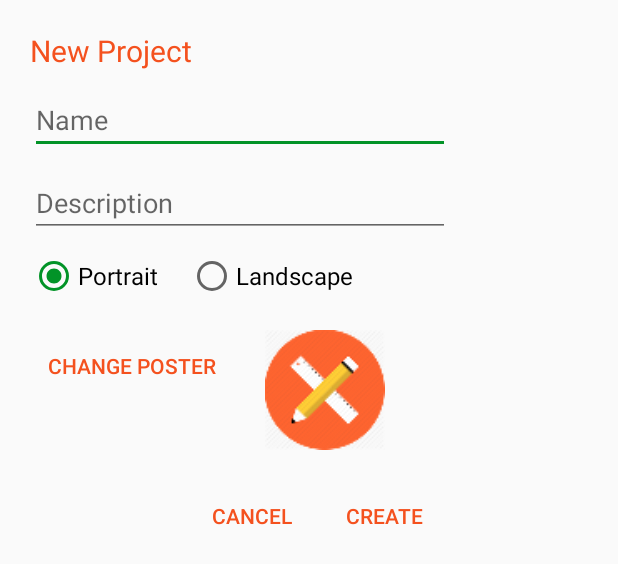
After one commit to tuanbaros/mobile_prototype, an Android app: the layout dialog_addedit_project.xml on its own in the app's theme, with its tools: preview values and no code run, on a phone screen of 412 x 824 dp. The commit adds this screen. Shown: the top 564 px of the screen. Run offline under Robolectric (Android 15) with nearby library versions, the phone set to English and light mode, and no system bars.

Commit message:
create project

```diff
--- a/app/build.gradle
+++ b/app/build.gradle
@@ -5,7 +5,7 @@ android {
     buildToolsVersion "25.0.1"
     defaultConfig {
         applicationId "com.framgia.mobileprototype"
-        minSdkVersion 9
+        minSdkVersion 10
         targetSdkVersion 25
         versionCode 1
         versionName "1.0"
@@ -34,4 +34,5 @@ dependencies {
     compile 'com.google.code.gson:gson:2.8.0'
     compile 'com.android.support:recyclerview-v7:25.0.1'
     compile 'com.android.support:cardview-v7:25.0.1'
+    compile 'com.theartofdev.edmodo:android-image-cropper:2.3.1'
 }
--- a/app/src/main/AndroidManifest.xml
+++ b/app/src/main/AndroidManifest.xml
@@ -22,6 +22,8 @@
             android:label="@string/title_project"
             android:theme="@style/AppTheme.NoActionBar">
         </activity>
+        <activity android:name="com.theartofdev.edmodo.cropper.CropImageActivity"
+                  android:theme="@style/Base.Theme.AppCompat"/>
     </application>
 
 </manifest>
--- a/app/src/main/java/com/framgia/mobileprototype/Constant.java
+++ b/app/src/main/java/com/framgia/mobileprototype/Constant.java
@@ -8,4 +8,5 @@ package com.framgia.mobileprototype;
 public class Constant {
     public static final String FILE_PATH = "/MobilePrototype/";
     public static final String PACKAGE = "package:";
+    public static final String DEFAULT_COMPRESS_FORMAT = ".png";
 }
--- a/app/src/main/java/com/framgia/mobileprototype/data/source/project/ProjectLocalDataSource.java
+++ b/app/src/main/java/com/framgia/mobileprototype/data/source/project/ProjectLocalDataSource.java
@@ -111,7 +111,7 @@ public class ProjectLocalDataSource extends DataHelper implements DataSource<Pro
     private ContentValues getContentValues(Project project) {
         ContentValues contentValues = new ContentValues();
         contentValues.put(
-            ProjectPersistenceContract.ProjectEntry.COLUMN_NAME_TITLE, project.getTitle());
+            ProjectPersistenceContract.ProjectEntry.COLUMN_NAME_TITLE, project.getTitle().trim());
         contentValues.put(
             ProjectPersistenceContract.ProjectEntry.COLUMN_NAME_TYPE, project.getType());
         contentValues.put(
--- a/app/src/main/java/com/framgia/mobileprototype/projects/ProjectsContract.java
+++ b/app/src/main/java/com/framgia/mobileprototype/projects/ProjectsContract.java
@@ -18,10 +18,22 @@ public interface ProjectsContract {
         void prepare() throws IOException;
         void projectsLoaded(List<Project> projects);
         void projectsNotAvailable();
+        void showCreateProjectDialog(Project project);
+        void cancelCreateProjectDialog();
+        void showErrorEmptyProjectName();
+        void showErrorProjectNameExist();
+        void updateListProjects(Project project);
+        void savePojectPoster(String fileName);
+        void pickPoster();
     }
 
     interface Presenter extends BasePresenter {
         void saveSampleProject(boolean isFirstApp, InputStream inputStream);
+        void createAppStorageFolder(String path);
         void getProjects();
+        void createProject();
+        void storeProject(Project project, boolean isPosterChanged);
+        void cancelCreateProject();
+        void changePoster();
     }
 }
--- a/app/src/main/java/com/framgia/mobileprototype/util/BindingAdapterUtil.java
+++ b/app/src/main/java/com/framgia/mobileprototype/util/BindingAdapterUtil.java
@@ -16,6 +16,7 @@ import android.widget.ImageView;
 import android.widget.TextView;
 
 import com.framgia.mobileprototype.Constant;
+import com.framgia.mobileprototype.R;
 
 import java.io.File;
 import java.io.FileNotFoundException;
@@ -71,6 +72,10 @@ public class BindingAdapterUtil {
 
     @BindingAdapter({"imageUrl"})
     public static void loadImage(ImageView view, String path) {
+        if (path == null) {
+            view.setImageResource(R.mipmap.ic_launcher);
+            return;
+        }
         try {
             InputStream inputStream = view.getContext().getAssets().open(path);
             Drawable drawable = Drawable.createFromStream(inputStream, null);
--- /dev/null
+++ b/app/src/main/res/layout/dialog_addedit_project.xml
@@ -0,0 +1,128 @@
+<?xml version="1.0" encoding="utf-8"?>
+<layout xmlns:android="http://schemas.android.com/apk/res/android"
+        xmlns:app="http://schemas.android.com/apk/res-auto">
+
+    <data>
+
+        <variable
+            name="presenter"
+            type="com.framgia.mobileprototype.projects.ProjectsContract.Presenter"/>
+
+        <variable
+            name="project"
+            type="com.framgia.mobileprototype.data.model.Project"/>
+
+        <variable
+            name="isPosterChanged"
+            type="boolean"/>
+    </data>
+
+    <ScrollView
+        android:layout_width="wrap_content"
+        android:layout_height="wrap_content">
+
+        <LinearLayout
+            android:orientation="vertical"
+            android:layout_width="match_parent"
+            android:layout_height="wrap_content"
+            android:padding="@dimen/dp_20">
+
+            <TextView
+                android:layout_width="@dimen/dp_280"
+                android:layout_height="wrap_content"
+                android:textColor="@color/colorPrimary"
+                android:text="@string/title_new_project"
+                android:textSize="@dimen/sp_20"/>
+
+            <EditText
+                android:id="@+id/edit_project_name"
+                android:layout_width="match_parent"
+                android:layout_height="wrap_content"
+                android:layout_marginTop="@dimen/dp_10"
+                android:hint="@string/msg_project_name"
+                android:text="@={project.title}"/>
+
+            <EditText
+                android:id="@+id/edit_project_descrition"
+                android:layout_width="match_parent"
+                android:layout_height="wrap_content"
+                android:layout_marginTop="@dimen/dp_10"
+                android:hint="@string/msg_project_description"
+                android:text="@={project.description}"/>
+
+            <RadioGroup
+                android:layout_width="match_parent"
+                android:layout_height="wrap_content"
+                android:orientation="horizontal"
+                android:layout_marginTop="@dimen/dp_10"
+                android:checkedButton="@+id/button_portrait">
+
+                <RadioButton
+                    android:id="@+id/button_portrait"
+                    android:layout_width="wrap_content"
+                    android:layout_height="wrap_content"
+                    android:text="@string/orientation_portrait"
+                    android:textSize="@dimen/sp_16"
+                    android:checked="@={project.portrait}"/>
+
+                <RadioButton
+                    android:id="@+id/button_landcape"
+                    android:layout_width="wrap_content"
+                    android:layout_height="wrap_content"
+                    android:text="@string/orientation_landcape"
+                    android:layout_marginLeft="@dimen/dp_20"
+                    android:textSize="@dimen/sp_16"/>
+            </RadioGroup>
+
+            <LinearLayout
+                android:layout_marginTop="@dimen/dp_20"
+                android:layout_width="match_parent"
+                android:layout_height="wrap_content">
+
+                <TextView
+                    android:layout_width="wrap_content"
+                    android:layout_height="wrap_content"
+                    android:text="@string/action_add_poster"
+                    android:textColor="@color/colorPrimary"
+                    style="@style/Widget.AppCompat.Button.Borderless"
+                    android:onClick="@{() -> presenter.changePoster()}"/>
+
+                <ImageView
+                    android:id="@+id/image_project_poster"
+                    android:layout_width="@dimen/dp_80"
+                    android:layout_height="@dimen/dp_80"
+                    android:layout_marginLeft="@dimen/dp_20"
+                    android:src="@mipmap/ic_launcher"
+                    app:imageUrl="@{project.poster}"/>
+
+            </LinearLayout>
+
+            <RelativeLayout
+                android:layout_marginTop="@dimen/dp_20"
+                android:layout_width="match_parent"
+                android:layout_height="wrap_content">
+
+                <TextView
+                    android:id="@+id/text_create_project"
+                    android:layout_width="wrap_content"
+                    android:layout_height="wrap_content"
+                    android:text="@string/action_create_project"
+                    android:layout_alignParentRight="true"
+                    android:textColor="@color/colorPrimary"
+                    style="@style/Widget.AppCompat.Button.Borderless"
+                    android:onClick="@{() -> presenter.storeProject(project, isPosterChanged)}"/>
+
+                <TextView
+                    android:layout_width="wrap_content"
+                    android:layout_height="wrap_content"
+                    android:text="@string/action_cancel_project"
+                    android:layout_toLeftOf="@+id/text_create_project"
+                    android:textColor="@color/colorPrimary"
+                    style="@style/Widget.AppCompat.Button.Borderless"
+                    android:onClick="@{() -> presenter.cancelCreateProject()}"/>
+
+            </RelativeLayout>
+
+        </LinearLayout>
+    </ScrollView>
+</layout>
--- a/app/src/main/res/layout/item_project.xml
+++ b/app/src/main/res/layout/item_project.xml
@@ -18,7 +18,9 @@
         android:layout_width="match_parent"
         android:layout_height="wrap_content"
         android:layout_gravity="center"
-        android:layout_margin="@dimen/dp_9">
+        android:layout_marginLeft="@dimen/dp_9"
+        android:layout_marginRight="@dimen/dp_9"
+        android:layout_marginTop="@dimen/dp_9">
 
         <RelativeLayout
             android:layout_width="match_parent"
--- a/app/src/main/res/values/dimens.xml
+++ b/app/src/main/res/values/dimens.xml
@@ -14,4 +14,8 @@
     <dimen name="dp_75">75dp</dimen>
     <dimen name="sp_24">24sp</dimen>
     <dimen name="dp_100">100dp</dimen>
+    <dimen name="dp_20">20dp</dimen>
+    <dimen name="dp_10">10dp</dimen>
+    <dimen name="dp_80">80dp</dimen>
+    <dimen name="dp_50">50dp</dimen>
 </resources>
--- a/app/src/main/res/values/strings.xml
+++ b/app/src/main/res/values/strings.xml
@@ -19,4 +19,15 @@
     <string name="msg_mock">%d mocks</string>
     <string name="msg_empty_project">Empty Project ^^</string>
     <string name="msg_grant_permission">Please grant all permissions! ^^</string>
+    <string name="title_new_project">New Project</string>
+    <string name="msg_project_name">Name</string>
+    <string name="msg_project_description">Description</string>
+    <string name="orientation_portrait">Portrait</string>
+    <string name="orientation_landcape">Landscape</string>
+    <string name="action_add_poster">Change Poster</string>
+    <string name="action_change_poster">Change</string>
+    <string name="action_create_project">Create</string>
+    <string name="action_cancel_project">Cancel</string>
+    <string name="error_empty_project_name">Project name is empty!</string>
+    <string name="error_project_name_exist">Project name is exist!</string>
 </resources>
```
Also changed, not shown: app/src/main/java/com/framgia/mobileprototype/data/model/Project.java (+26 -1 lines), app/src/main/java/com/framgia/mobileprototype/projects/ProjectsActivity.java (+112 -0 lines), app/src/main/java/com/framgia/mobileprototype/projects/ProjectsAdapter.java (+9 -2 lines), app/src/main/java/com/framgia/mobileprototype/projects/ProjectsPresenter.java (+44 -0 lines), app/src/main/res/layout/activity_projects.xml (+6 -1 lines), app/src/main/res/layout/app_bar.xml (+6 -1 lines).
